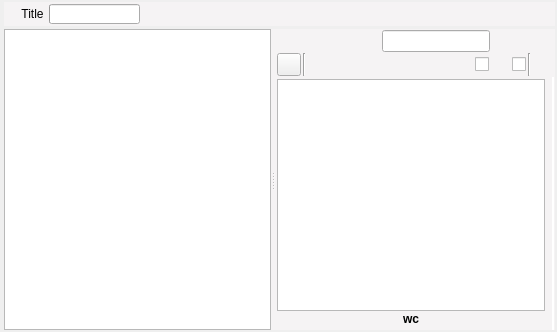
Before: the Qt Designer form ui/manuscript_view.ui in zkovari/plotlyst, drawn with Qt 5.
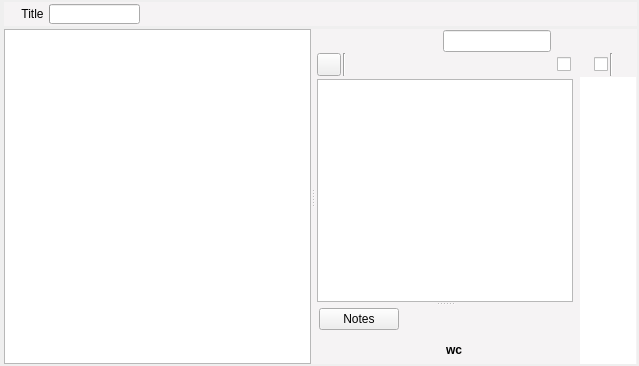
After: the same form once the commit is applied. Custom widgets are drawn as their Qt base class.

Commit message: Manuscript scene notes button and widget

```diff
--- a/ui/manuscript_view.ui
+++ b/ui/manuscript_view.ui
@@ -6,8 +6,8 @@
    <rect>
     <x>0</x>
     <y>0</y>
-    <width>557</width>
-    <height>332</height>
+    <width>639</width>
+    <height>366</height>
    </rect>
   </property>
   <property name="windowTitle">
@@ -469,7 +469,49 @@
               <widget class="QWidget" name="wdgTopAnalysis" native="true"/>
              </item>
              <item>
-              <widget class="ManuscriptTextEditor" name="textEdit"/>
+              <widget class="QSplitter" name="splitterEditor">
+               <property name="orientation">
+                <enum>Qt::Vertical</enum>
+               </property>
+               <widget class="ManuscriptTextEditor" name="textEdit"/>
+               <widget class="QWidget" name="wdgAddon" native="true">
+                <layout class="QVBoxLayout" name="verticalLayout_8">
+                 <property name="spacing">
+                  <number>3</number>
+                 </property>
+                 <property name="leftMargin">
+                  <number>2</number>
+                 </property>
+                 <property name="topMargin">
+                  <number>2</number>
+                 </property>
+                 <property name="rightMargin">
+                  <number>2</number>
+                 </property>
+                 <property name="bottomMargin">
+                  <number>2</number>
+                 </property>
+                 <item alignment="Qt::AlignLeft">
+                  <widget class="IconText" name="icontext">
+                   <property name="font">
+                    <font>
+                     <underline>false</underline>
+                    </font>
+                   </property>
+                   <property name="text">
+                    <string>Notes</string>
+                   </property>
+                   <property name="iconName" stdset="0">
+                    <string>ei.file-edit</string>
+                   </property>
+                  </widget>
+                 </item>
+                 <item>
+                  <widget class="DocumentTextEditor" name="notesEditor"/>
+                 </item>
+                </layout>
+               </widget>
+              </widget>
              </item>
              <item>
               <widget class="QWidget" name="wdgBottom" native="true">
@@ -494,7 +536,7 @@
                </property>
                <layout class="QHBoxLayout" name="horizontalLayout_8">
                 <property name="spacing">
-                 <number>3</number>
+                 <number>0</number>
                 </property>
                 <property name="leftMargin">
                  <number>2</number>
@@ -508,6 +550,27 @@
                 <property name="bottomMargin">
                  <number>2</number>
                 </property>
+                <item>
+                 <widget class="QToolButton" name="btnNotes">
+                  <property name="cursor">
+                   <cursorShape>PointingHandCursor</cursorShape>
+                  </property>
+                  <property name="toolTip">
+                   <string>Notes</string>
+                  </property>
+                  <property name="styleSheet">
+                   <string notr="true">QToolButton {
+	border: 0px hidden black;
+}
+QToolButton:pressed {
+	border: 1px solid white;
+}</string>
+                  </property>
+                  <property name="checkable">
+                   <bool>true</bool>
+                  </property>
+                 </widget>
+                </item>
                 <item alignment="Qt::AlignHCenter|Qt::AlignVCenter">
                  <widget class="WordsDisplay" name="lblWordCount">
                   <property name="font">
@@ -673,6 +736,11 @@
    <extends>QGraphicsView</extends>
    <header>src.main.python.plotlyst.view.widget.display</header>
   </customwidget>
+  <customwidget>
+   <class>IconText</class>
+   <extends>QPushButton</extends>
+   <header>src.main.python.plotlyst.view.widget.display</header>
+  </customwidget>
   <customwidget>
    <class>WordsDisplay</class>
    <extends>QLabel</extends>
@@ -683,6 +751,11 @@
    <extends>QCheckBox</extends>
    <header>src.main.python.plotlyst.view.widget.input</header>
   </customwidget>
+  <customwidget>
+   <class>DocumentTextEditor</class>
+   <extends>QWidget</extends>
+   <header>src.main.python.plotlyst.view.widget.input</header>
+  </customwidget>
   <customwidget>
    <class>ReadabilityWidget</class>
    <extends>QWidget</extends>
```
Left out of the diff: 20 changed lines with no effect on the pictures. The commit also changes 1 other file.
